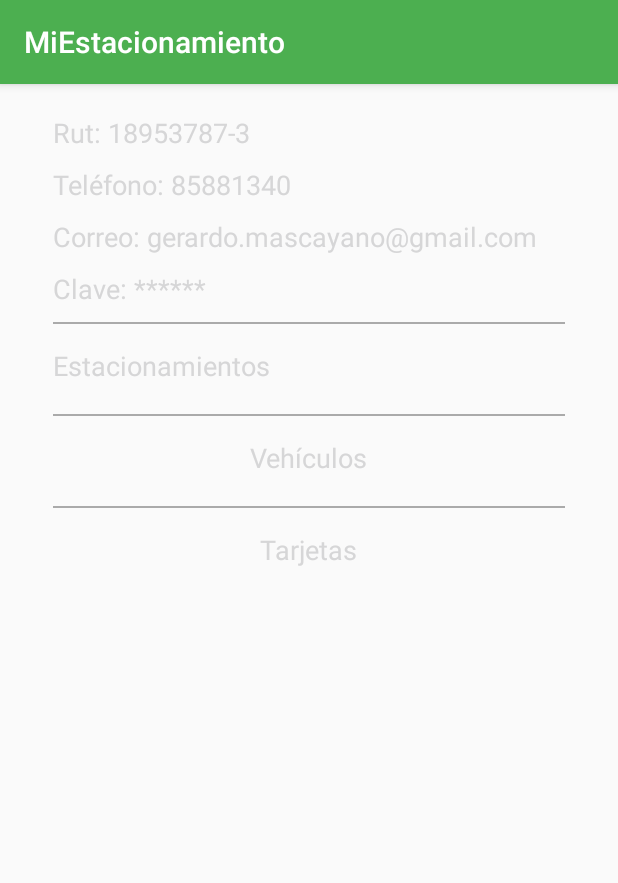
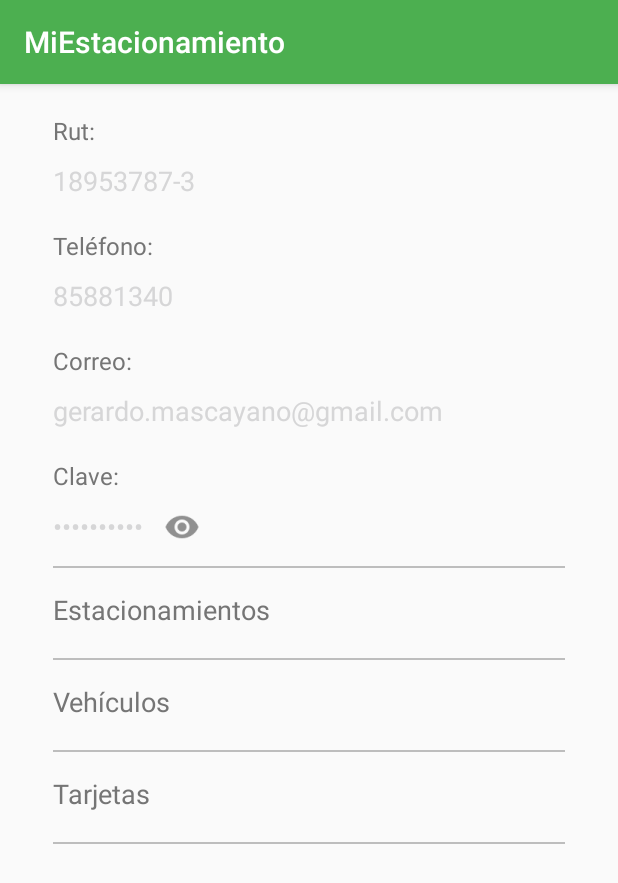
Before and after one commit to caminante135/estacionamiento, an Android app: the fragment MiCuentaFragment shown on its own in the app's theme, on a phone screen of 412 x 824 dp. Shown: the top 883 px of the screen. Run offline under Robolectric (Android 15) with nearby library versions, the light colour scheme and no system bars; our stand-ins replace ButterKnife.

Commit message:
Actualizada UI para la pantalla de 'Mi Cuenta'

```diff
--- a/app/src/main/java/com/example/gerardo/miestacionamiento/ui/fragment/MiCuentaFragment.java
+++ b/app/src/main/java/com/example/gerardo/miestacionamiento/ui/fragment/MiCuentaFragment.java
@@ -1,9 +1,12 @@
 package com.example.gerardo.miestacionamiento.ui.fragment;
 
 
+import android.graphics.Typeface;
 import android.os.Bundle;
 import android.support.v4.app.Fragment;
 import android.support.v7.widget.RecyclerView;
+import android.text.InputType;
+import android.text.method.PasswordTransformationMethod;
 import android.view.LayoutInflater;
 import android.view.View;
 import android.view.ViewGroup;
@@ -13,6 +16,7 @@ import com.example.gerardo.miestacionamiento.R;
 
 import butterknife.Bind;
 import butterknife.ButterKnife;
+import butterknife.OnClick;
 
 /**
  * A simple {@link Fragment} subclass.
@@ -54,4 +58,19 @@ public class MiCuentaFragment extends Fragment {
         super.onDestroyView();
         ButterKnife.unbind(this);
     }
+
+    @OnClick(R.id.txt_micuenta_clave)
+    public void textVisible() {
+        if (txtClave.getInputType() == (InputType.TYPE_CLASS_TEXT |
+                InputType.TYPE_TEXT_VARIATION_PASSWORD)){
+            txtClave.setInputType(InputType.TYPE_CLASS_TEXT);
+            txtClave.setCompoundDrawablesWithIntrinsicBounds(0,0,R.drawable.ic_eye_off,0);
+        }else{
+            txtClave.setInputType(InputType.TYPE_CLASS_TEXT |
+                    InputType.TYPE_TEXT_VARIATION_PASSWORD);
+            txtClave.setCompoundDrawablesWithIntrinsicBounds(0,0,R.drawable.ic_eye,0);
+        }
+    }
+
+
 }
--- a/app/src/main/res/layout/fragment_mi_cuenta.xml
+++ b/app/src/main/res/layout/fragment_mi_cuenta.xml
@@ -13,6 +13,16 @@
         android:paddingStart="15dp"
         tools:context="com.example.gerardo.miestacionamiento.ui.fragment.MiCuentaFragment">
 
+        <TextView
+            android:layout_width="wrap_content"
+            android:layout_height="wrap_content"
+            android:layout_marginLeft="20dp"
+            android:layout_marginStart="20dp"
+            android:layout_marginTop="20dp"
+            android:text="Rut:"
+            android:textColor="@color/colorSecondaryText"
+            android:textSize="16dp" />
+
 
         <TextView
             android:id="@+id/txt_micuenta_rut"
@@ -20,10 +30,20 @@
             android:layout_height="wrap_content"
             android:layout_marginLeft="20dp"
             android:layout_marginStart="20dp"
-            android:layout_marginTop="20dp"
-            android:text="Rut: 18953787-3"
+            android:layout_marginTop="10dp"
+            android:text="18953787-3"
             android:textColor="@color/colorBlack"
             android:textSize="18dp" />
+
+        <TextView
+            android:layout_width="wrap_content"
+            android:layout_height="wrap_content"
+            android:layout_marginLeft="20dp"
+            android:layout_marginStart="20dp"
+            android:layout_marginTop="20dp"
+            android:text="Teléfono:"
+            android:textColor="@color/colorSecondaryText"
+            android:textSize="16dp" />
 
         <TextView
             android:id="@+id/txt_micuenta_telefono"
@@ -32,9 +52,19 @@
             android:layout_marginLeft="20dp"
             android:layout_marginStart="20dp"
             android:layout_marginTop="10dp"
-            android:text="Teléfono: 85881340"
+            android:text="85881340"
             android:textColor="@color/colorBlack"
             android:textSize="18dp" />
+
+        <TextView
+            android:layout_width="wrap_content"
+            android:layout_height="wrap_content"
+            android:layout_marginLeft="20dp"
+            android:layout_marginStart="20dp"
+            android:layout_marginTop="20dp"
+            android:text="Correo:"
+            android:textColor="@color/colorSecondaryText"
+            android:textSize="16dp" />
 
 
         <TextView
@@ -51,9 +81,19 @@
             android:lines="1"
             android:marqueeRepeatLimit="marquee_forever"
             android:scrollHorizontally="true"
-            android:text="Correo: gerardo.mascayano@gmail.com"
+            android:text="gerardo.mascayano@gmail.com"
             android:textColor="@color/colorBlack"
             android:textSize="18dp" />
+
+        <TextView
+            android:layout_width="wrap_content"
+            android:layout_height="wrap_content"
+            android:layout_marginLeft="20dp"
+            android:layout_marginStart="20dp"
+            android:layout_marginTop="20dp"
+            android:text="Clave:"
+            android:textColor="@color/colorSecondaryText"
+            android:textSize="16dp" />
 
 
         <TextView
@@ -62,9 +102,14 @@
             android:layout_height="wrap_content"
             android:layout_marginLeft="20dp"
             android:layout_marginStart="20dp"
-            android:layout_marginTop="10dp"
-            android:text="Clave: ******"
+            android:layout_marginTop="7dp"
+            android:text="gerardo123"
+            android:inputType="textPassword"
+            android:gravity="center"
+            android:drawablePadding="10dp"
             android:textColor="@color/colorBlack"
+            android:drawableRight="@drawable/ic_eye"
+            android:drawableEnd="@drawable/ic_eye"
             android:textSize="18dp" />
 
         <View
@@ -75,7 +120,7 @@
             android:layout_marginRight="20dp"
             android:layout_marginStart="20dp"
             android:layout_marginTop="10dp"
-            android:background="@android:color/darker_gray" />
+            android:background="@color/colorDivider" />
 
         <TextView
             android:layout_width="wrap_content"
@@ -85,7 +130,7 @@
             android:layout_marginStart="20dp"
             android:layout_marginTop="15dp"
             android:text="Estacionamientos"
-            android:textColor="@color/colorBlack"
+            android:textColor="@color/colorSecondaryText"
             android:textSize="18dp" />
 
         <android.support.v7.widget.RecyclerView
@@ -101,16 +146,17 @@
             android:layout_marginRight="20dp"
             android:layout_marginStart="20dp"
             android:layout_marginTop="10dp"
-            android:background="@android:color/darker_gray" />
+            android:background="@color/colorDivider"  />
 
         <TextView
             android:layout_width="wrap_content"
             android:layout_height="wrap_content"
-            android:layout_gravity="center_horizontal"
+            android:layout_marginLeft="20dp"
+            android:layout_marginStart="20dp"
             android:layout_marginBottom="10dp"
             android:layout_marginTop="15dp"
             android:text="Vehículos"
-            android:textColor="@color/colorBlack"
+            android:textColor="@color/colorSecondaryText"
             android:textSize="18dp" />
 
         <android.support.v7.widget.RecyclerView
@@ -126,16 +172,17 @@
             android:layout_marginRight="20dp"
             android:layout_marginStart="20dp"
             android:layout_marginTop="10dp"
-            android:background="@android:color/darker_gray" />
+            android:background="@color/colorDivider"  />
 
         <TextView
             android:layout_width="wrap_content"
             android:layout_height="wrap_content"
-            android:layout_gravity="center_horizontal"
+            android:layout_marginLeft="20dp"
+            android:layout_marginStart="20dp"
             android:layout_marginBottom="10dp"
             android:layout_marginTop="15dp"
             android:text="Tarjetas"
-            android:textColor="@color/colorBlack"
+            android:textColor="@color/colorSecondaryText"
             android:textSize="18dp" />
 
         <android.support.v7.widget.RecyclerView
@@ -143,6 +190,16 @@
             android:layout_width="match_parent"
             android:layout_height="wrap_content" />
 
+        <View
+            android:layout_width="match_parent"
+            android:layout_height="1dp"
+            android:layout_marginEnd="20dp"
+            android:layout_marginLeft="20dp"
+            android:layout_marginRight="20dp"
+            android:layout_marginStart="20dp"
+            android:layout_marginTop="10dp"
+            android:background="@color/colorDivider"  />
+
 
     </LinearLayout>
 </android.support.v4.widget.NestedScrollView>
--- a/app/src/main/res/values/colors.xml
+++ b/app/src/main/res/values/colors.xml
@@ -4,6 +4,7 @@
     <color name="colorPrimaryDark">#388E3C</color>
     <color name="colorAccent">#FF9800</color>
     <color name="colorPrimaryText">#212121</color>
+    <color name="colorSecondaryText">#757575</color>
     <color name="colorDivider">#BDBDBD</color>
 
 
```
Also changed, not shown: app/src/main/res/drawable-hdpi/ic_eye.png (added), app/src/main/res/drawable-hdpi/ic_eye_off.png (added), app/src/main/res/drawable-mdpi/ic_eye.png (added), app/src/main/res/drawable-mdpi/ic_eye_off.png (added), app/src/main/res/drawable-xhdpi/ic_eye.png (added), app/src/main/res/drawable-xhdpi/ic_eye_off.png (added), app/src/main/res/drawable-xxhdpi/ic_eye.png (added), app/src/main/res/drawable-xxhdpi/ic_eye_off.png (added).
